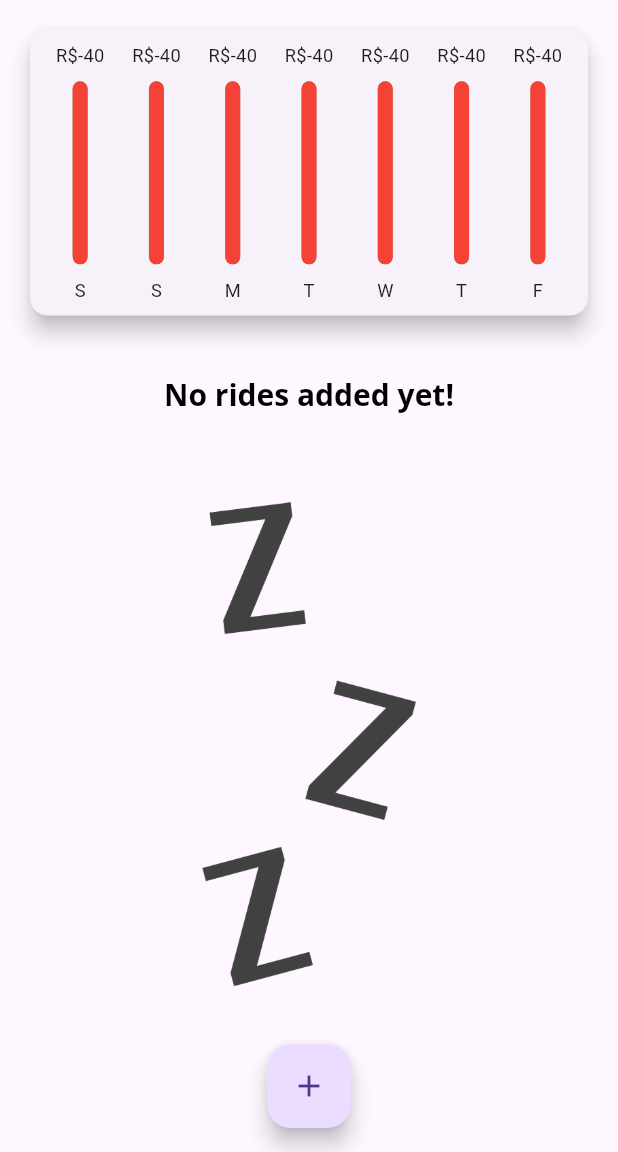
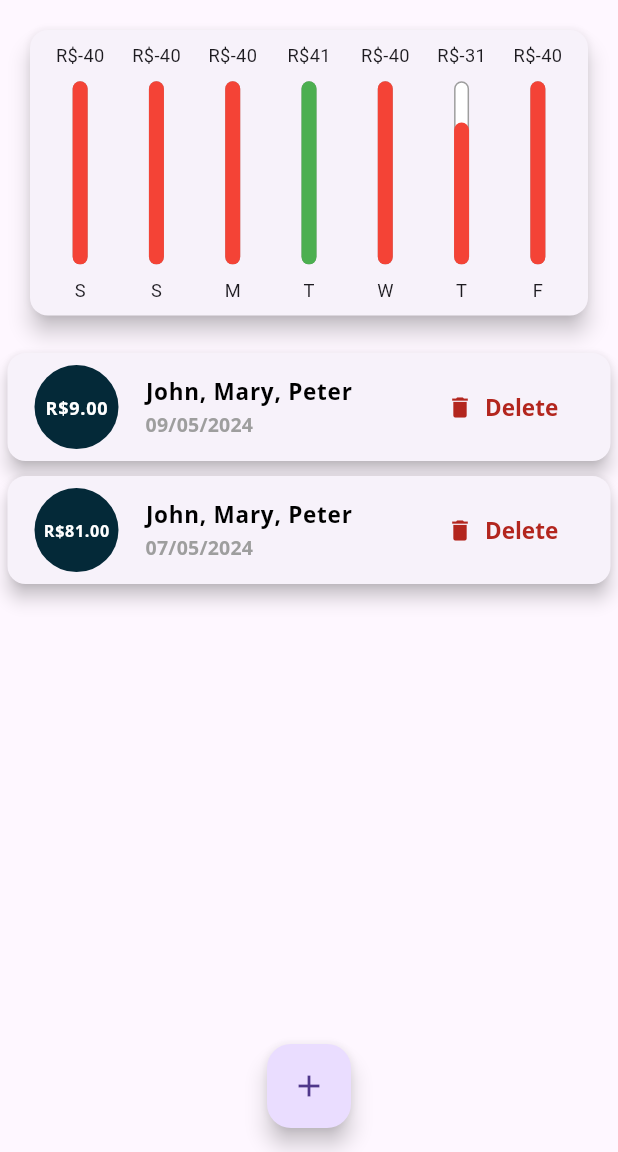
Before and after one commit to ArturMota19/flutterMaestry, a Flutter app: the screen it shows after launch, on a phone screen of 412 x 824 dp, the part 84-1236 px from its top. Run offline on Flutter 3.47's test engine with Material 3 defaults, Android fonts, the phone set to English and light mode, and no system bars.

Commit message:
31: Add changes in rides list

```diff
--- a/expenses/lib/components/rides_list.dart
+++ b/expenses/lib/components/rides_list.dart
@@ -82,11 +82,27 @@ class RidesList extends StatelessWidget {
               DateFormat('dd/MM/yyyy').format(ride.date),
               style: Theme.of(context).textTheme.titleMedium,
             ),
-            trailing: IconButton(
+            trailing: MediaQuery.of(context).size.width > 300 ?
+            TextButton.icon(
+              icon: const Icon(Icons.delete),
+              label: const Text("Delete"),
+              onPressed: () => onDelete(ride.id),
+              style: ButtonStyle(
+                foregroundColor: MaterialStateProperty.all(Theme.of(context).colorScheme.error),
+                textStyle: MaterialStateProperty.all(
+                  const TextStyle(
+                    fontSize: 15.0,
+                    color: Colors.black,
+                    fontFamily: 'OpenSans',
+                    fontWeight: FontWeight.bold,
+                  ),
+              ),
+            )) :
+            IconButton(
               icon: const Icon(Icons.delete),
               color: Theme.of(context).colorScheme.error,
               onPressed: () => onDelete(ride.id),
-            )
+            ),
           ),
         );
       },
--- a/expenses/lib/main.dart
+++ b/expenses/lib/main.dart
@@ -16,6 +16,7 @@ class RideExpensesApp extends StatelessWidget {
 
   @override
   Widget build(BuildContext context) {
+
     // SystemChrome.setPreferredOrientations([
     //   DeviceOrientation.portraitUp,
     // ]);
@@ -74,24 +75,24 @@ class MyHomePage extends StatefulWidget {
 
 class _MyHomePageState extends State<MyHomePage> {
   final List<Rides> _rides = [
-    // Rides(
-    //   id: 'r1',
-    //   passengers: {
-    //     'John': 1.0,
-    //     'Mary': 5.0,
-    //     'Peter': 3.0,
-    //   },
-    //   date: DateTime.now().subtract(const Duration(days: 1)),
-    // ),
-    // Rides(
-    //   id: 'r2',
-    //   passengers: {
-    //     'John': 1.0,
-    //     'Mary': 50.0,
-    //     'Peter': 30.0,
-    //   },
-    //   date: DateTime.now().subtract(const Duration(days: 3)),
-    // ),
+    Rides(
+      id: 'r1',
+      passengers: {
+        'John': 1.0,
+        'Mary': 5.0,
+        'Peter': 3.0,
+      },
+      date: DateTime.now().subtract(const Duration(days: 1)),
+    ),
+    Rides(
+      id: 'r2',
+      passengers: {
+        'John': 1.0,
+        'Mary': 50.0,
+        'Peter': 30.0,
+      },
+      date: DateTime.now().subtract(const Duration(days: 3)),
+    ),
 
 
   ];
```
